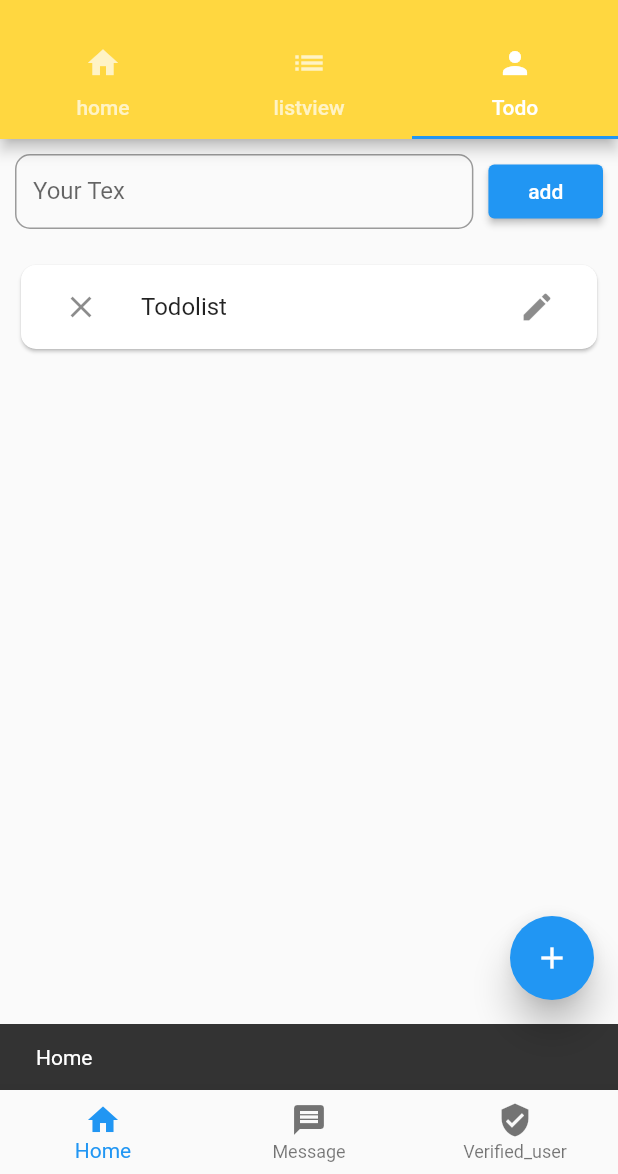
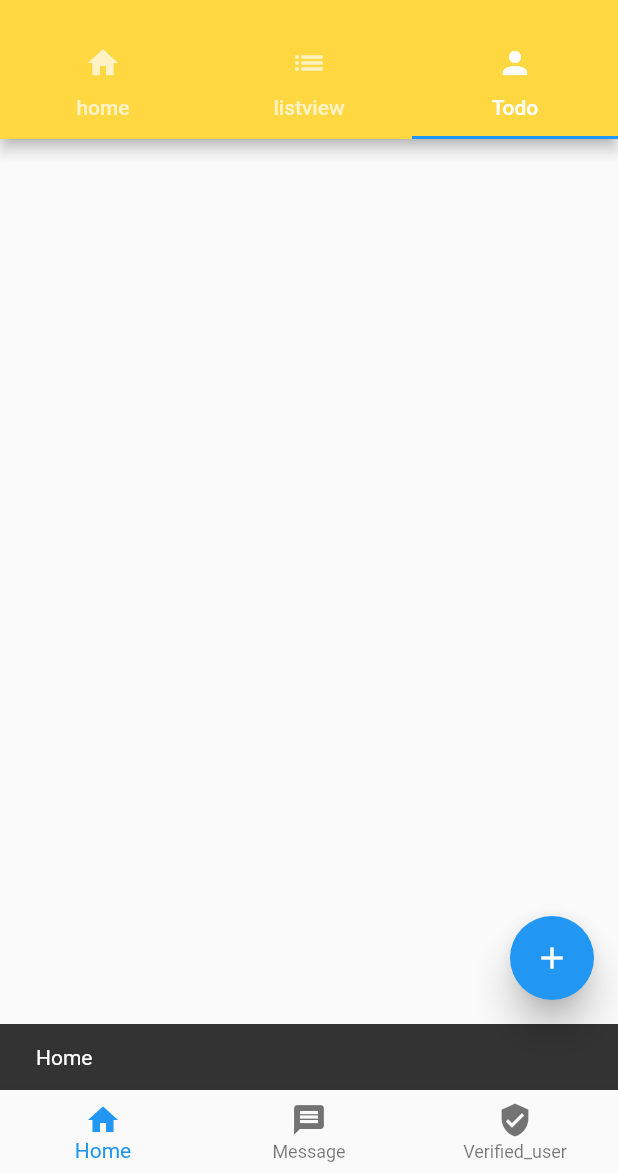
Before and after one commit to mdmahdihasan50/flutter_class_with_ostad, a Flutter app: the screen it shows after launch, tab 3 chosen, on a phone screen of 412 x 824 dp, the part 62-1236 px from its top. Run offline on Flutter 3.47's test engine with Material 2 defaults, Android fonts, the phone set to English and light mode, and no system bars; our stand-ins replace fluttertoast; network calls fail.

Commit message:
Update Todo.dart

```diff
--- a/lib/Fragment/Todo.dart
+++ b/lib/Fragment/Todo.dart
@@ -2,13 +2,14 @@ import 'package:flutter/cupertino.dart';
 import 'package:flutter/material.dart';
 import 'package:flutter_class/main.dart';
 
-class Todo extends StatefulWidget {
+
+//########Todo()
+/*class Todo extends StatefulWidget {
   const Todo({Key? key}) : super(key: key);
 
   @override
   State<Todo> createState() => _TodoState();
 }
-
 class _TodoState extends State<Todo> {
 
   TextEditingController Todolistadd = TextEditingController();
@@ -110,7 +111,8 @@ class _TodoState extends State<Todo> {
                     title: Text(Todolist[index]),
                       leading: IconButton(onPressed: () {
 
-                      }, icon: Icon(Icons.close)),
+                      }, icon: Icon(Icons.done)
+                      ),
                     trailing: IconButton(onPressed: () {
 
                     }, icon: Icon(Icons.edit)),
@@ -123,4 +125,21 @@ class _TodoState extends State<Todo> {
       )),
     );
   }
+}*/
+
+
+class Todo extends StatefulWidget {
+  const Todo({Key? key}) : super(key: key);
+
+  @override
+  State<Todo> createState() => _TodoState();
 }
+
+class _TodoState extends State<Todo> {
+  @override
+  Widget build(BuildContext context) {
+    return Scaffold(
+
+    );
+  }
+}
```
